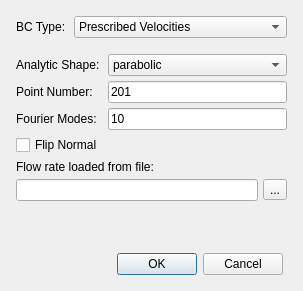
Qt form Code/Source/Plugins/org.sv.gui.qt.simulation/src/internal/svCapBCWidget.ui (SimVascular/SimVascular) before a commit.
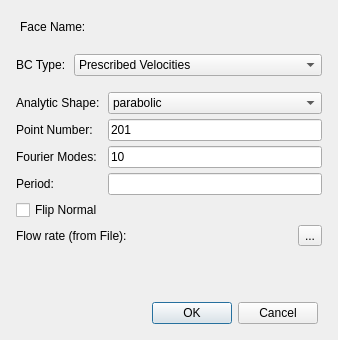
The same form after that commit.

```diff
--- a/Code/Source/Plugins/org.sv.gui.qt.simulation/src/internal/svCapBCWidget.ui
+++ b/Code/Source/Plugins/org.sv.gui.qt.simulation/src/internal/svCapBCWidget.ui
@@ -6,8 +6,8 @@
    <rect>
     <x>0</x>
     <y>0</y>
-    <width>303</width>
-    <height>291</height>
+    <width>338</width>
+    <height>340</height>
    </rect>
   </property>
   <property name="contextMenuPolicy">
@@ -17,6 +17,32 @@
    <string>Create Solid Model</string>
   </property>
   <layout class="QVBoxLayout" name="verticalLayout">
+   <item>
+    <widget class="QWidget" name="widget_5" native="true">
+     <layout class="QHBoxLayout" name="horizontalLayout_3">
+      <item>
+       <widget class="QLabel" name="label_8">
+        <property name="sizePolicy">
+         <sizepolicy hsizetype="Fixed" vsizetype="Preferred">
+          <horstretch>0</horstretch>
+          <verstretch>0</verstretch>
+         </sizepolicy>
+        </property>
+        <property name="text">
+         <string>Face Name:</string>
+        </property>
+       </widget>
+      </item>
+      <item>
+       <widget class="QLabel" name="labelFaceName">
+        <property name="text">
+         <string/>
+        </property>
+       </widget>
+      </item>
+     </layout>
+    </widget>
+   </item>
    <item>
     <widget class="QWidget" name="widget_3" native="true">
      <layout class="QHBoxLayout" name="horizontalLayout">
@@ -125,7 +151,34 @@
           <property name="spacing">
            <number>5</number>
           </property>
-          <item row="5" column="0" colspan="2">
+          <item row="1" column="0">
+           <widget class="QLabel" name="label_3">
+            <property name="text">
+             <string>Point Number: </string>
+            </property>
+           </widget>
+          </item>
+          <item row="1" column="1">
+           <widget class="QLineEdit" name="lineEditPointNumber">
+            <property name="text">
+             <string>201</string>
+            </property>
+           </widget>
+          </item>
+          <item row="8" column="0" colspan="2">
+           <spacer name="verticalSpacer">
+            <property name="orientation">
+             <enum>Qt::Vertical</enum>
+            </property>
+            <property name="sizeHint" stdset="0">
+             <size>
+              <width>20</width>
+              <height>40</height>
+             </size>
+            </property>
+           </spacer>
+          </item>
+          <item row="7" column="0" colspan="2">
            <widget class="QWidget" name="widget_4" native="true">
             <layout class="QHBoxLayout" name="horizontalLayout_2">
              <property name="spacing">
@@ -144,7 +197,24 @@
               <number>0</number>
              </property>
              <item>
-              <widget class="QLineEdit" name="lineEditFileName"/>
+              <widget class="QLabel" name="label_5">
+               <property name="sizePolicy">
+                <sizepolicy hsizetype="Fixed" vsizetype="Preferred">
+                 <horstretch>0</horstretch>
+                 <verstretch>0</verstretch>
+                </sizepolicy>
+               </property>
+               <property name="text">
+                <string>Flow rate (from File):  </string>
+               </property>
+              </widget>
+             </item>
+             <item>
+              <widget class="QLabel" name="labelLoadFile">
+               <property name="text">
+                <string/>
+               </property>
+              </widget>
              </item>
              <item>
               <widget class="QToolButton" name="toolButtonBrowse">
@@ -182,60 +252,36 @@
             </item>
            </widget>
           </item>
-          <item row="2" column="1">
+          <item row="3" column="1">
            <widget class="QLineEdit" name="lineEditModeNumber">
             <property name="text">
              <string>10</string>
             </property>
            </widget>
           </item>
-          <item row="2" column="0">
+          <item row="3" column="0">
            <widget class="QLabel" name="label_4">
             <property name="text">
              <string>Fourier Modes: </string>
             </property>
            </widget>
           </item>
-          <item row="4" column="0" colspan="2">
-           <widget class="QLabel" name="label_5">
-            <property name="text">
-             <string>Flow rate loaded from file:</string>
-            </property>
-           </widget>
-          </item>
-          <item row="1" column="1">
-           <widget class="QLineEdit" name="lineEditPointNumber">
-            <property name="text">
-             <string>201</string>
-            </property>
-           </widget>
-          </item>
-          <item row="3" column="0" colspan="2">
+          <item row="5" column="0" colspan="2">
            <widget class="QCheckBox" name="checkBoxFlip">
             <property name="text">
              <string>Flip Normal</string>
             </property>
            </widget>
           </item>
-          <item row="1" column="0">
-           <widget class="QLabel" name="label_3">
+          <item row="4" column="0">
+           <widget class="QLabel" name="label_9">
             <property name="text">
-             <string>Point Number: </string>
+             <string>Period:</string>
             </property>
            </widget>
           </item>
-          <item row="6" column="0" colspan="2">
-           <spacer name="verticalSpacer">
-            <property name="orientation">
-             <enum>Qt::Vertical</enum>
-            </property>
-            <property name="sizeHint" stdset="0">
-             <size>
-              <width>20</width>
-              <height>40</height>
-             </size>
-            </property>
-           </spacer>
+          <item row="4" column="1">
+           <widget class="QLineEdit" name="lineEditPeriod"/>
           </item>
          </layout>
         </widget>
```
